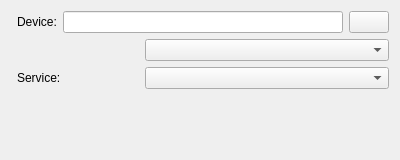
Qt form biogui/resources/ble_data_source_config_widget.ui (Mere226/biogui) before a commit.
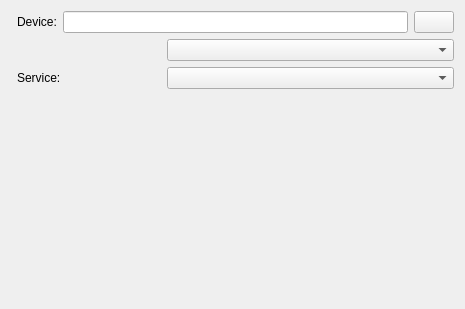
The same form after that commit. Icons and pictures are not drawn.

Commit message: refactor(ble): improve connection/disconnection handling and fix BioGAP interface

The edit to the form file:
```diff
--- a/biogui/resources/ble_data_source_config_widget.ui
+++ b/biogui/resources/ble_data_source_config_widget.ui
@@ -6,8 +6,8 @@
    <rect>
     <x>0</x>
     <y>0</y>
-    <width>400</width>
-    <height>160</height>
+    <width>465</width>
+    <height>309</height>
    </rect>
   </property>
   <property name="windowTitle">
```
Left out of the diff: 6 changed lines with no effect on the pictures. The commit also changes 3 other files.
